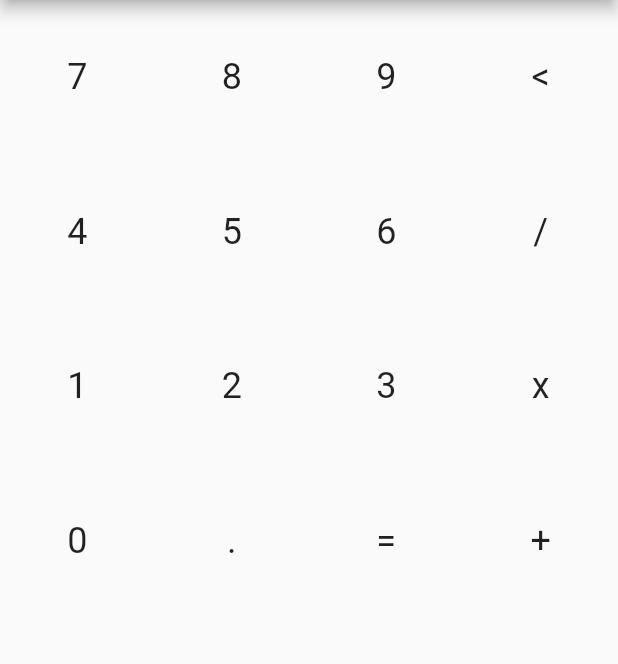
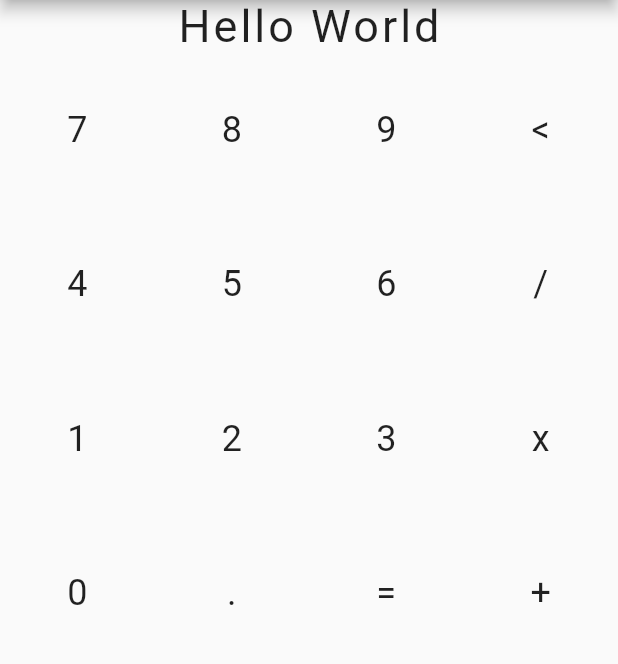
Before and after one commit to pdnminh99/calculator_flutter, a Flutter app: the screen it shows after launch, on a phone screen of 412 x 824 dp, the part 84-748 px from its top. Run offline on Flutter 3.47's test engine with Material 2 defaults, Android fonts, the light colour scheme and no system bars.

Commit message:
wrap keyboards inside container, create display

```diff
--- a/lib/keyboard.dart
+++ b/lib/keyboard.dart
@@ -2,36 +2,65 @@ import 'package:flutter/material.dart';
 import 'calculator.dart';
 
 class Keyboards extends State<Calculator> {
-
   String _selection;
   bool _isTypeOne = true;
 
   get _keyset => _isTypeOne
       ? [
-          "7", "8", "9", "<",
-          "4", "5", "6", "/",
-          "1", "2", "3", "x",
-          "0", ".", "=", "+"
+          "7",
+          "8",
+          "9",
+          "<",
+          "4",
+          "5",
+          "6",
+          "/",
+          "1",
+          "2",
+          "3",
+          "x",
+          "0",
+          ".",
+          "=",
+          "+"
         ]
       : [
-          "sin", "cos", "tan", "<",
-          "ln", "log", "sqrt", "pi",
-          "(", ")", "^", "e",
+          "sin",
+          "cos",
+          "tan",
+          "<",
+          "ln",
+          "log",
+          "sqrt",
+          "pi",
+          "(",
+          ")",
+          "^",
+          "e",
         ];
 
   @override
   Widget build(BuildContext context) => getScaffold();
 
   Widget getScaffold() => Scaffold(
-        appBar: AppBar(
-          title: Text(widget.title),
-          actions: <Widget>[popUpButton()],
+      appBar: AppBar(
+        title: Text(widget.title),
+        actions: <Widget>[popUpButton()],
+      ),
+      body: Container(
+        child: Column(
+          children: <Widget>[
+            Text("Hello World",
+                style: TextStyle(
+                  letterSpacing: 2,
+                  fontSize: 30,
+                )),
+            Expanded(
+                child: GridView.count(
+                    crossAxisCount: 4, children: getKeyset(_keyset)))
+          ],
         ),
-        body: GridView.count(
-          crossAxisCount: 4,
-          children: getKeyset(_keyset),
-        ),
-      );
+      ));
 
   List<Widget> getKeyset(List<String> keys) => [for (var k in keys) button(k)];
 
@@ -68,8 +97,4 @@ class Keyboards extends State<Calculator> {
           ),
         ),
       );
-
-  Widget display() {
-
-  }
 }
```
Also changed, not shown: 4 other files.
